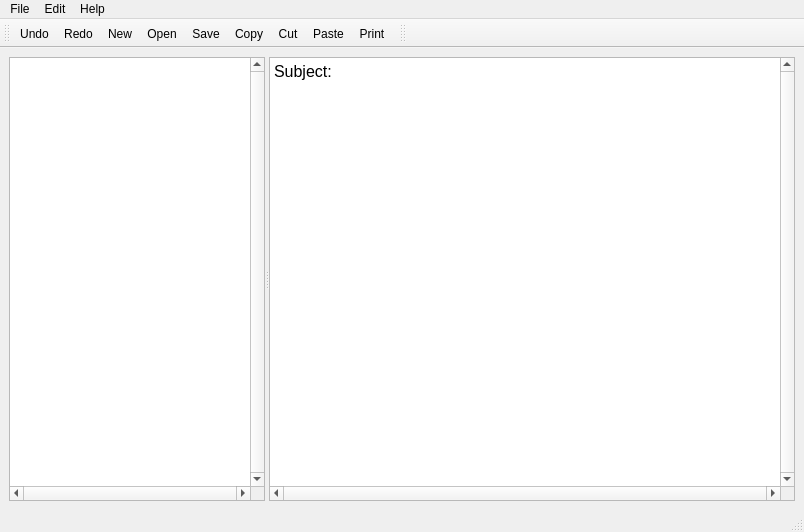
Old version of the form Notebook.ui in the repository Ahmed-Al-Balochi/Notebook.
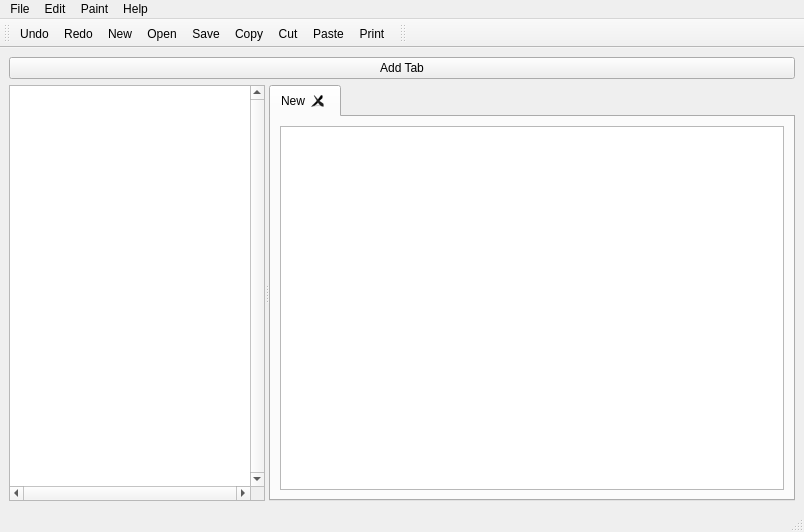
New version of the form. Icons and pictures are not drawn.

Diff of the .ui file:
```diff
--- a/Notebook.ui
+++ b/Notebook.ui
@@ -21,7 +21,16 @@
    <string notr="true"/>
   </property>
   <widget class="QWidget" name="centralwidget">
+   <layout class="QVBoxLayout" name="verticalLayout_2">
+    <item>
    <layout class="QVBoxLayout" name="verticalLayout">
+      <item>
+       <widget class="QPushButton" name="pushButton">
+        <property name="text">
+         <string>Add Tab</string>
+        </property>
+       </widget>
+      </item>
     <item>
      <widget class="QSplitter" name="splitter">
       <property name="orientation">
@@ -44,36 +53,36 @@
         <enum>QAbstractScrollArea::AdjustIgnored</enum>
        </property>
       </widget>
-      <widget class="QTextEdit" name="textEdit">
+        <widget class="QTabWidget" name="tabWidget">
        <property name="sizePolicy">
         <sizepolicy hsizetype="Expanding" vsizetype="Expanding">
-         <horstretch>40</horstretch>
+           <horstretch>50</horstretch>
          <verstretch>0</verstretch>
         </sizepolicy>
        </property>
-       <property name="toolTip">
-        <string/>
-       </property>
-       <property name="styleSheet">
-        <string notr="true">font: 12pt &quot;Sans Serif&quot;;</string>
-       </property>
-       <property name="verticalScrollBarPolicy">
-        <enum>Qt::ScrollBarAlwaysOn</enum>
-       </property>
-       <property name="horizontalScrollBarPolicy">
-        <enum>Qt::ScrollBarAlwaysOn</enum>
-       </property>
-       <property name="html">
-        <string>&lt;!DOCTYPE HTML PUBLIC &quot;-//W3C//DTD HTML 4.0//EN&quot; &quot;http://www.w3.org/TR/REC-html40/strict.dtd&quot;&gt;
-&lt;html&gt;&lt;head&gt;&lt;meta name=&quot;qrichtext&quot; content=&quot;1&quot; /&gt;&lt;style type=&quot;text/css&quot;&gt;
-p, li { white-space: pre-wrap; }
-&lt;/style&gt;&lt;/head&gt;&lt;body style=&quot; font-family:'Sans Serif'; font-size:12pt; font-weight:400; font-style:normal;&quot;&gt;
-&lt;p style=&quot; margin-top:0px; margin-bottom:0px; margin-left:0px; margin-right:0px; -qt-block-indent:0; text-indent:0px;&quot;&gt;&lt;a name=&quot;date&quot;&gt;&lt;/a&gt;Subject:&lt;/p&gt;
-&lt;p style=&quot;-qt-paragraph-type:empty; margin-top:0px; margin-bottom:0px; margin-left:0px; margin-right:0px; -qt-block-indent:0; text-indent:0px;&quot;&gt;&lt;br /&gt;&lt;/p&gt;
-&lt;p style=&quot;-qt-paragraph-type:empty; margin-top:0px; margin-bottom:0px; margin-left:0px; margin-right:0px; -qt-block-indent:0; text-indent:0px;&quot;&gt;&lt;br /&gt;&lt;/p&gt;&lt;/body&gt;&lt;/html&gt;</string>
-       </property>
-      </widget>
-     </widget>
+         <property name="currentIndex">
+          <number>0</number>
+         </property>
+         <property name="tabsClosable">
+          <bool>true</bool>
+         </property>
+         <property name="movable">
+          <bool>true</bool>
+         </property>
+         <widget class="QWidget" name="tab">
+          <attribute name="title">
+           <string>New</string>
+          </attribute>
+          <layout class="QHBoxLayout" name="horizontalLayout">
+           <item>
+            <widget class="QTextEdit" name="textEdit"/>
+           </item>
+          </layout>
+         </widget>
+        </widget>
+       </widget>
+      </item>
+     </layout>
     </item>
    </layout>
   </widget>
@@ -111,8 +120,14 @@
     </property>
     <addaction name="actionAbout"/>
    </widget>
+   <widget class="QMenu" name="menuPaint">
+    <property name="title">
+     <string>Paint</string>
+    </property>
+   </widget>
    <addaction name="menuFile"/>
    <addaction name="menuEdit"/>
+   <addaction name="menuPaint"/>
    <addaction name="menuHelp"/>
   </widget>
   <widget class="QStatusBar" name="statusbar"/>
```
Left out of the diff: 39 changed lines with no effect on the pictures. Lines whose indentation alone changed are shown as unchanged.
